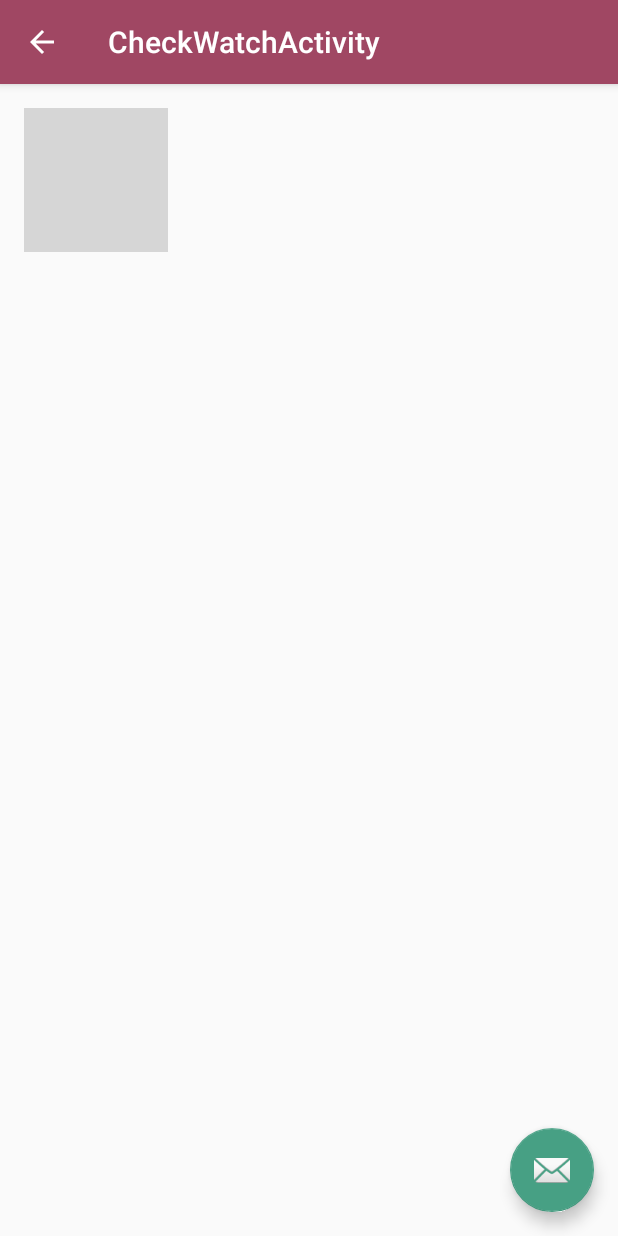
After one commit to franeipos/Trabajo-Final-de-Grado, an Android app: the CheckWatchActivity screen opened directly, with no data from a screen before it, on a phone screen of 412 x 824 dp. The commit adds this screen. Run offline under Robolectric (Android 15) with nearby library versions, the light colour scheme and no system bars; 1 statement that could not run was skipped; grey boxes are pictures that could not be loaded.

Commit message:
Checker de si tenemos reloj conectado o no

```diff
--- /dev/null
+++ b/mobile/src/main/java/com/example/francisco/eardrive/CheckWatchActivity.java
@@ -0,0 +1,101 @@
+package com.example.francisco.eardrive;
+
+import android.os.Bundle;
+import android.support.design.widget.FloatingActionButton;
+import android.support.design.widget.Snackbar;
+import android.support.v7.app.AppCompatActivity;
+import android.support.v7.widget.Toolbar;
+import android.util.Log;
+import android.view.View;
+import android.widget.ImageView;
+
+import com.google.android.gms.common.api.GoogleApiClient;
+import com.google.android.gms.wearable.Node;
+import com.google.android.gms.wearable.NodeApi;
+import com.google.android.gms.wearable.Wearable;
+
+import java.util.List;
+
+public class CheckWatchActivity extends AppCompatActivity implements GoogleApiClient.ConnectionCallbacks{
+    private GoogleApiClient mApiClient;
+    private ImageView paired = null;
+
+    @Override
+    protected void onCreate(Bundle savedInstanceState) {
+        super.onCreate(savedInstanceState);
+        setContentView(R.layout.activity_check_watch);
+        Toolbar toolbar = (Toolbar) findViewById(R.id.toolbar);
+        setSupportActionBar(toolbar);
+        paired = (ImageView) findViewById(R.id.paired);
+        getSupportActionBar().setDisplayHomeAsUpEnabled(true);
+
+        initGoogleApiClient();
+    }
+
+    private void initGoogleApiClient() {
+        mApiClient = new GoogleApiClient.Builder( this )
+                .addApi( Wearable.API )
+                .addConnectionCallbacks( this )
+                .build();
+
+        if( mApiClient != null && !( mApiClient.isConnected() || mApiClient.isConnecting() ) )
+            mApiClient.connect();
+    }
+
+    @Override
+    public void onConnected(Bundle bundle) {
+        Log.i("CHECK WATCH", "connected");
+        new Thread( new Runnable() {
+            @Override
+            public void run() {
+                final List<Node> connectedNodes = Wearable.NodeApi.getConnectedNodes(mApiClient).await().getNodes();
+
+                runOnUiThread(new Runnable() {
+                    @Override
+                    public void run() {
+                        if(!connectedNodes.isEmpty()){
+                            paired.setImageResource(R.drawable.paired);
+                        }
+                        else{
+                            paired.setImageResource(R.drawable.dispaired);
+                        }
+                    }
+                });
+            }
+
+        }).start();
+    }
+    @Override
+    public void onConnectionSuspended(int i) {
+
+    }
+
+    @Override
+    protected void onResume() {
+        super.onResume();
+        if( mApiClient != null && !( mApiClient.isConnected() || mApiClient.isConnecting() ) )
+            mApiClient.connect();
+    }
+
+    @Override
+    protected void onStart() {
+        super.onStart();
+    }
+
+    @Override
+    protected void onStop() {
+        if ( mApiClient != null ) {
+            if ( mApiClient.isConnected() ) {
+                mApiClient.disconnect();
+            }
+        }
+        super.onStop();
+    }
+
+    @Override
+    protected void onDestroy() {
+        if( mApiClient != null )
+            mApiClient.unregisterConnectionCallbacks( this );
+        super.onDestroy();
+    }
+}
--- /dev/null
+++ b/mobile/src/main/res/layout/activity_check_watch.xml
@@ -0,0 +1,34 @@
+<?xml version="1.0" encoding="utf-8"?>
+<android.support.design.widget.CoordinatorLayout xmlns:android="http://schemas.android.com/apk/res/android"
+    xmlns:app="http://schemas.android.com/apk/res-auto"
+    xmlns:tools="http://schemas.android.com/tools"
+    android:layout_width="match_parent"
+    android:layout_height="match_parent"
+    android:fitsSystemWindows="true"
+    tools:context="com.example.francisco.eardrive.CheckWatchActivity">
+
+    <android.support.design.widget.AppBarLayout
+        android:layout_width="match_parent"
+        android:layout_height="wrap_content"
+        android:theme="@style/AppTheme.AppBarOverlay">
+
+        <android.support.v7.widget.Toolbar
+            android:id="@+id/toolbar"
+            android:layout_width="match_parent"
+            android:layout_height="?attr/actionBarSize"
+            android:background="?attr/colorPrimary"
+            app:popupTheme="@style/AppTheme.PopupOverlay" />
+
+    </android.support.design.widget.AppBarLayout>
+
+    <include layout="@layout/content_check_watch" />
+
+    <android.support.design.widget.FloatingActionButton
+        android:id="@+id/fab"
+        android:layout_width="wrap_content"
+        android:layout_height="wrap_content"
+        android:layout_gravity="bottom|end"
+        android:layout_margin="@dimen/fab_margin"
+        android:src="@android:drawable/ic_dialog_email" />
+
+</android.support.design.widget.CoordinatorLayout>
--- /dev/null
+++ b/mobile/src/main/res/layout/content_check_watch.xml
@@ -0,0 +1,21 @@
+<?xml version="1.0" encoding="utf-8"?>
+<RelativeLayout xmlns:android="http://schemas.android.com/apk/res/android"
+    xmlns:app="http://schemas.android.com/apk/res-auto"
+    xmlns:tools="http://schemas.android.com/tools"
+    android:layout_width="match_parent"
+    android:layout_height="match_parent"
+    android:paddingBottom="@dimen/activity_vertical_margin"
+    android:paddingLeft="@dimen/activity_horizontal_margin"
+    android:paddingRight="@dimen/activity_horizontal_margin"
+    android:paddingTop="@dimen/activity_vertical_margin"
+    app:layout_behavior="@string/appbar_scrolling_view_behavior"
+    tools:context="com.example.francisco.eardrive.CheckWatchActivity"
+    tools:showIn="@layout/activity_check_watch">
+
+    <ImageView
+        android:layout_width="wrap_content"
+        android:layout_height="wrap_content"
+        android:src="@drawable/dispaired"
+        android:id="@+id/paired"/>
+
+</RelativeLayout>
--- a/mobile/src/main/res/layout/dialogbox.xml
+++ b/mobile/src/main/res/layout/dialogbox.xml
@@ -37,7 +37,7 @@
         </RelativeLayout>
 
         <RelativeLayout
-            android:id="@+id/demo2"
+            android:id="@+id/checkWatch"
             android:layout_width="wrap_content"
             android:layout_gravity="right"
             android:layout_marginRight="@dimen/margin_right"
--- a/mobile/src/main/res/values/strings.xml
+++ b/mobile/src/main/res/values/strings.xml
@@ -23,4 +23,5 @@
     <string name="unknown">Unknown activity</string>
     <string name="unidentifiable_activity">Unidentifiable activity: %1$d</string>
     <string name="title_activity_configuracion">ConfiguracionActivity</string>
+    <string name="title_activity_check_watch">CheckWatchActivity</string>
 </resources>
```
Also changed, not shown: mobile/src/main/AndroidManifest.xml (+13 -5 lines), mobile/src/main/java/com/example/francisco/eardrive/InicioActivity.java (+11 -0 lines).
